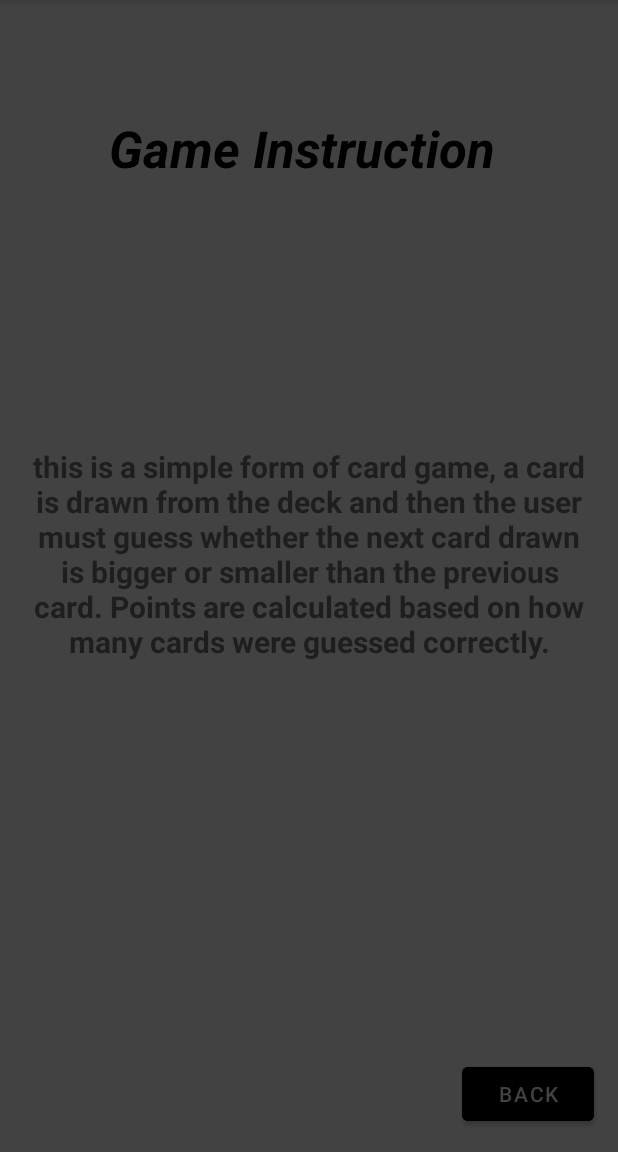
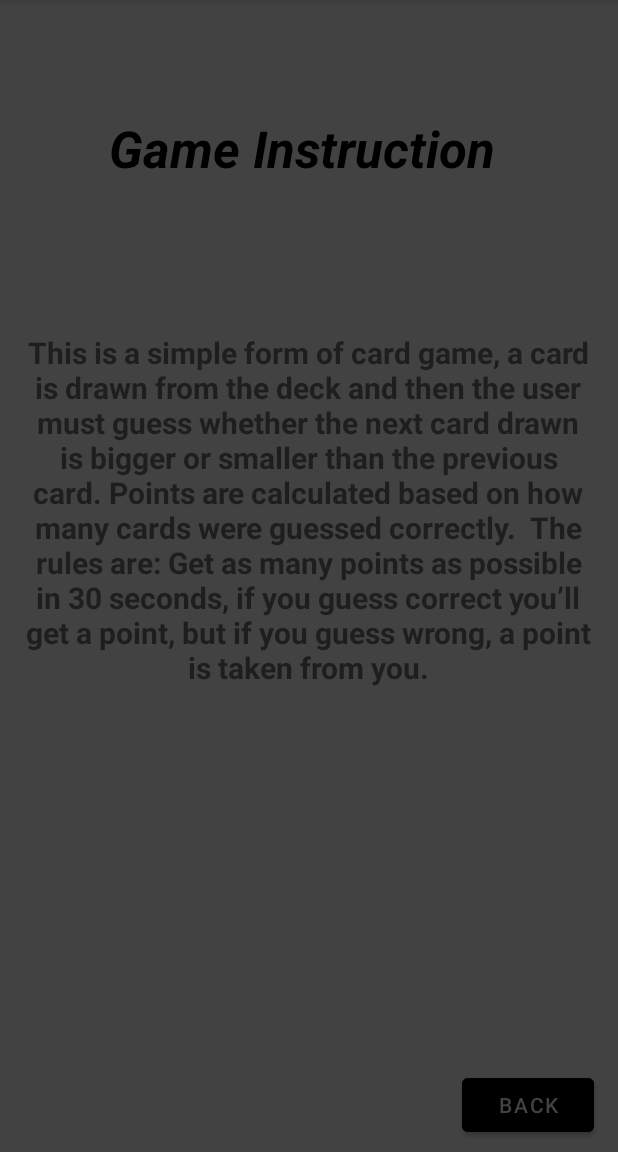
Before and after one commit to RobotaLiz/high-or-low, an Android app: the About screen opened directly, with no data from a screen before it, on a phone screen of 412 x 824 dp, the part 84-1236 px from its top. Run offline under Robolectric (Android 15) with nearby library versions, the phone set to English and light mode, and no system bars; Roboto replaces fonts that are not available here.

Commit message:
change the about text

```diff
--- a/app/src/main/res/layout/activity_about.xml
+++ b/app/src/main/res/layout/activity_about.xml
@@ -26,16 +26,17 @@
 
     <TextView
         android:id="@+id/textView2"
-        android:layout_width="373dp"
-        android:layout_height="191dp"
-        android:layout_marginTop="176dp"
+        android:layout_width="378dp"
+        android:layout_height="380dp"
+        android:layout_marginTop="100dp"
         android:fontFamily="@font/sancreek"
-        android:text="this is a simple form of card game, a card is drawn from the deck and then the user must guess whether the next card drawn is bigger or smaller than the previous card. Points are calculated based on how many cards were guessed correctly."
+        android:text="This is a simple form of card game, a card is drawn from the deck and then the user must guess whether the next card drawn is bigger or smaller than the previous card. Points are calculated based on how many cards were guessed correctly.  The rules are: Get as many points as possible in 30 seconds, if you guess correct you’ll get a point, but if you guess wrong, a point is taken from you."
         android:textAlignment="center"
         android:textSize="20sp"
         android:textStyle="bold"
         app:layout_constraintBottom_toBottomOf="parent"
         app:layout_constraintEnd_toEndOf="parent"
+        app:layout_constraintHorizontal_bias="0.484"
         app:layout_constraintStart_toStartOf="parent"
         app:layout_constraintTop_toBottomOf="@+id/textView"
         app:layout_constraintVertical_bias="0.0" />
```
